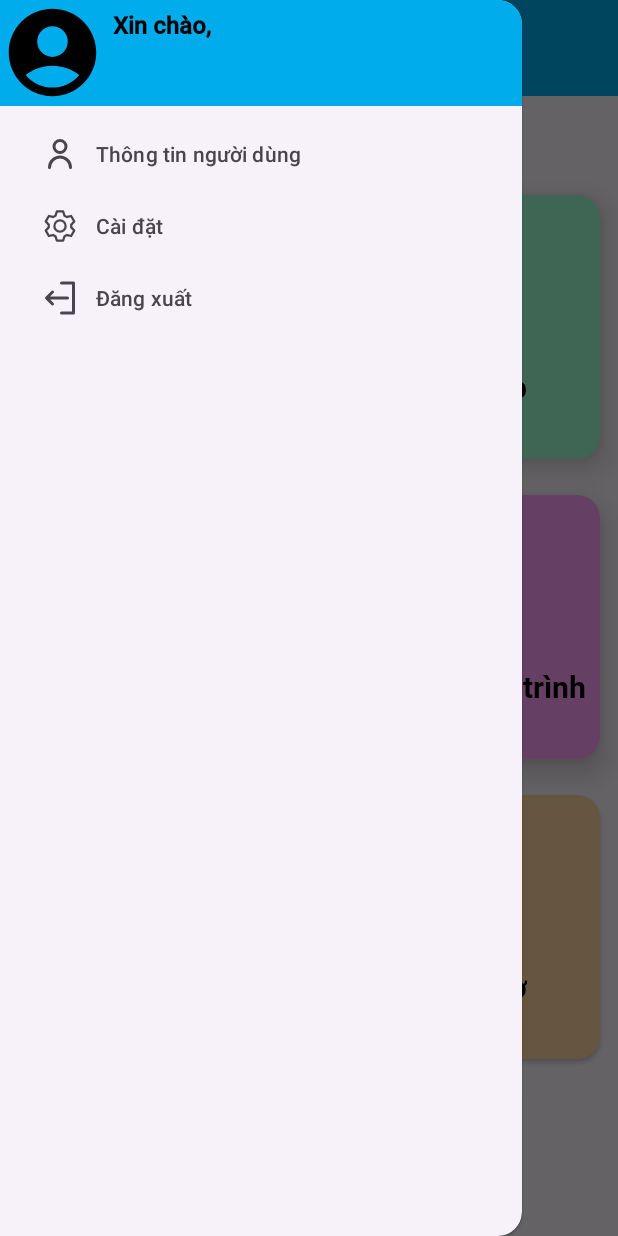
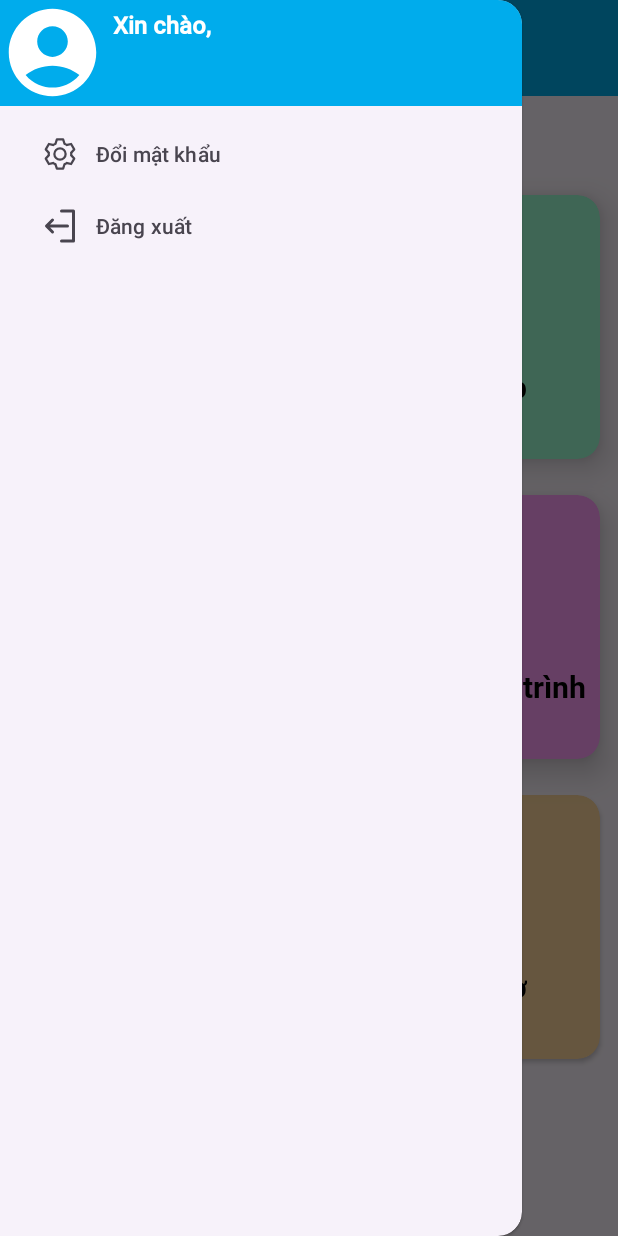
Before and after one commit to kduythanh/NCKH-StudyHelperApp, an Android app: the MainActivity screen opened directly, with no data from a screen before it, with the side drawer open, on a phone screen of 412 x 824 dp. Run offline under Robolectric (Android 15) with nearby library versions, the phone set to English and light mode, and no system bars; our stand-ins replace Firebase (no records; nobody signed in at launch, a user with empty details on screens opened directly).

Commit message:
Thêm chức năng đổi mật khẩu, điều chỉnh giao diện ở menu và Navigation View

```diff
--- a/app/build.gradle.kts
+++ b/app/build.gradle.kts
@@ -65,4 +65,9 @@ dependencies {
     implementation(libs.google.api.services.calendar)
     implementation(libs.play.services.auth)
     implementation(libs.google.http.client.jackson2)
+    implementation(platform(libs.firebase.bom))
+    implementation(libs.google.firebase.firestore.ktx)
+    implementation(libs.firebase.auth.ktx)
+    implementation("com.google.firebase:firebase-auth-ktx")
+    implementation("com.google.firebase:firebase-firestore-ktx")
 }
--- a/app/src/main/res/layout/activity_main.xml
+++ b/app/src/main/res/layout/activity_main.xml
@@ -26,11 +26,18 @@
                 android:theme="@style/ThemeOverlay.AppCompat.Dark.ActionBar"
                 app:layout_constraintEnd_toEndOf="parent"
                 app:layout_constraintStart_toStartOf="parent"
-                app:layout_constraintTop_toTopOf="parent"
-                app:titleTextColor="@color/black"
-                app:subtitleTextAppearance="@font/roboto_bold"
-                app:title="Menu"
-                app:titleMarginStart="110dp" />
+                app:layout_constraintTop_toTopOf="parent">
+
+                <TextView
+                    android:id="@+id/toolbar_title"
+                    android:layout_width="wrap_content"
+                    android:layout_height="wrap_content"
+                    android:text="Menu"
+                    android:textColor="@color/white"
+                    android:textSize="25sp"
+                    android:fontFamily="@font/roboto_bold"
+                    android:layout_gravity="center" />
+            </androidx.appcompat.widget.Toolbar>
 
             <GridLayout
                 android:id="@+id/grid_layout"
--- a/app/src/main/res/layout/activity_reminder_menu_api.xml
+++ b/app/src/main/res/layout/activity_reminder_menu_api.xml
@@ -55,10 +55,11 @@
                 android:layout_gravity="center"
                 android:layout_weight="1"
                 android:fontFamily="@font/roboto_bold"
-                android:gravity="center_vertical"
+                android:gravity="center"
                 android:text="@string/Reminder"
                 android:textColor="@color/black"
-                android:textSize="25sp" />
+                android:textSize="25sp"
+                android:layout_marginEnd="48dp"/>
         </LinearLayout>
     </androidx.appcompat.widget.Toolbar>
 
--- a/app/src/main/res/layout/nav_header.xml
+++ b/app/src/main/res/layout/nav_header.xml
@@ -1,6 +1,7 @@
 <?xml version="1.0" encoding="utf-8"?>
 <LinearLayout
     xmlns:android="http://schemas.android.com/apk/res/android"
+    xmlns:app="http://schemas.android.com/apk/res-auto"
     android:orientation="horizontal"
     android:layout_width="match_parent"
     android:layout_height="wrap_content"
@@ -15,7 +16,7 @@
         android:layout_height="70dp"
         android:src="@drawable/ic_account_circle"
         android:contentDescription="@string/UserImageDesc"
-        />
+        app:tint="@color/white" />
 
     <LinearLayout
         android:layout_width="wrap_content"
@@ -29,7 +30,7 @@
             android:text="@string/Hello"
             android:textSize="16sp"
             android:textStyle="bold"
-            android:textColor="@color/black"
+            android:textColor="@color/white"
             android:fontFamily="@font/roboto_medium"
             android:padding="5dp"/>
 
@@ -40,7 +41,7 @@
             android:text="@string/UserName"
             android:textSize="20sp"
             android:textStyle="bold"
-            android:textColor="@color/black"
+            android:textColor="@color/white"
             android:fontFamily="@font/roboto_medium"
             android:padding="5dp"/>
 
--- a/app/src/main/res/menu/nav_menu.xml
+++ b/app/src/main/res/menu/nav_menu.xml
@@ -6,16 +6,10 @@
 
     <group
         android:checkableBehavior="single">
-
         <item
-            android:id="@+id/nav_user_profile"
-            android:icon="@drawable/ic_user"
-            android:title="@string/userProfile"/>
-
-        <item
-            android:id="@+id/nav_setting"
+            android:id="@+id/nav_changePassword"
             android:icon="@drawable/ic_setting"
-            android:title="@string/setting"/>
+            android:title="Đổi mật khẩu"/>
 
         <item
             android:id="@+id/nav_logout"
--- a/app/src/main/res/values/strings.xml
+++ b/app/src/main/res/values/strings.xml
@@ -46,7 +46,7 @@
     <string name="Focus">Hẹn giờ tập trung</string>
 
     <string name="ProgressTrackerDesc">Progress Tracker</string>
-    <string name="ProgressTracker">Theo dỗi tiến trình</string>
+    <string name="ProgressTracker">Theo dõi tiến trình</string>
 
     <string name="NoteDesc">Note</string>
     <string name="Note">Ghi chú</string>
--- a/build.gradle.kts
+++ b/build.gradle.kts
@@ -4,3 +4,8 @@ plugins {
     alias(libs.plugins.jetbrains.kotlin.android) apply false
     alias(libs.plugins.google.gms.google.services) apply false
 }
+buildscript {
+    dependencies {
+        classpath(libs.gradle)
+    }
+}
--- a/gradle/libs.versions.toml
+++ b/gradle/libs.versions.toml
@@ -1,8 +1,10 @@
 [versions]
 agp = "8.5.1"
+firebaseBom = "33.3.0"
 googleApiClientAndroid = "1.34.0"
 googleApiServicesCalendar = "v3-rev20240906-2.0.0"
 googleHttpClientJackson2 = "1.41.8"
+gradle = "8.0.2"
 kotlin = "1.9.0"
 coreKtx = "1.10.1"
 junit = "4.13.2"
@@ -23,9 +25,13 @@ webkit = "1.11.0"
 [libraries]
 androidx-core-ktx = { group = "androidx.core", name = "core-ktx", version.ref = "coreKtx" }
 androidx-webkit = { module = "androidx.webkit:webkit", version.ref = "webkit" }
+firebase-auth-ktx = { module = "com.google.firebase:firebase-auth-ktx" }
+firebase-bom = { module = "com.google.firebase:firebase-bom", version.ref = "firebaseBom" }
 google-api-client-android = { module = "com.google.api-client:google-api-client-android", version.ref = "googleApiClientAndroid" }
 google-api-services-calendar = { module = "com.google.apis:google-api-services-calendar", version.ref = "googleApiServicesCalendar" }
+google-firebase-firestore-ktx = { module = "com.google.firebase:firebase-firestore-ktx" }
 google-http-client-jackson2 = { module = "com.google.http-client:google-http-client-jackson2", version.ref = "googleHttpClientJackson2" }
+gradle = { module = "com.android.tools.build:gradle", version.ref = "gradle" }
 junit = { group = "junit", name = "junit", version.ref = "junit" }
 androidx-junit = { group = "androidx.test.ext", name = "junit", version.ref = "junitVersion" }
 androidx-espresso-core = { group = "androidx.test.espresso", name = "espresso-core", version.ref = "espressoCore" }
```
Also changed, not shown: app/src/main/AndroidManifest.xml (+9 -0 lines), app/src/main/java/com/example/nlcs/ChangePasswordActivity.kt (added, +97 -0 lines), app/src/main/java/com/example/nlcs/MainActivity.kt (+42 -9 lines), app/src/main/res/layout/activity_change_password.xml (added, +129 -0 lines).
